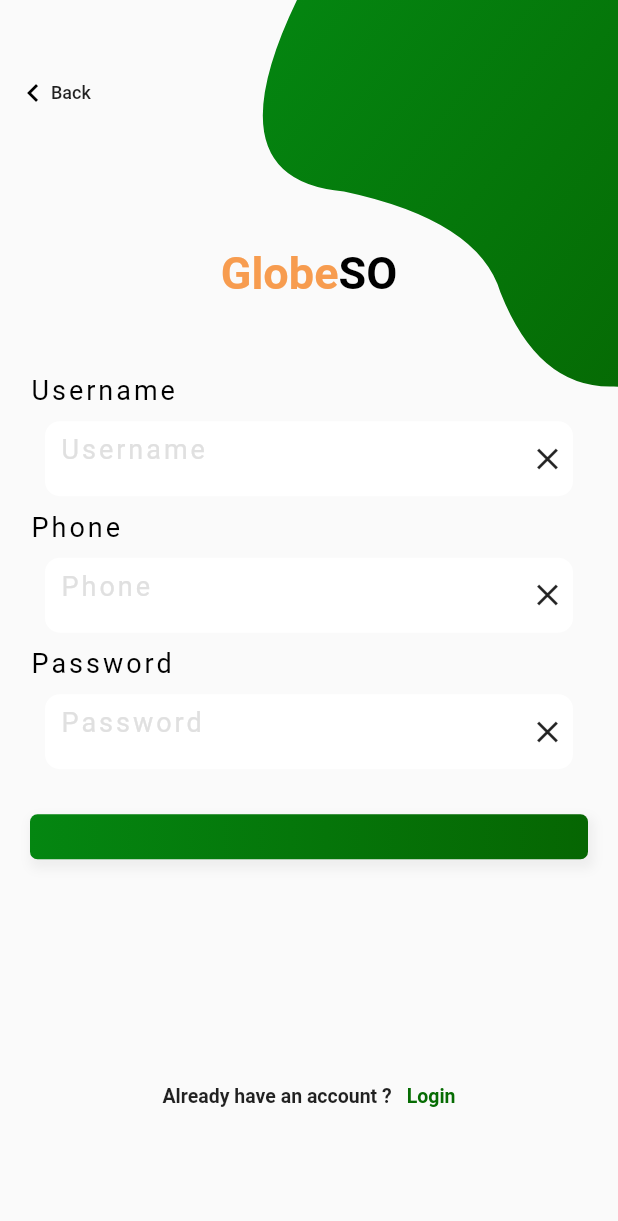
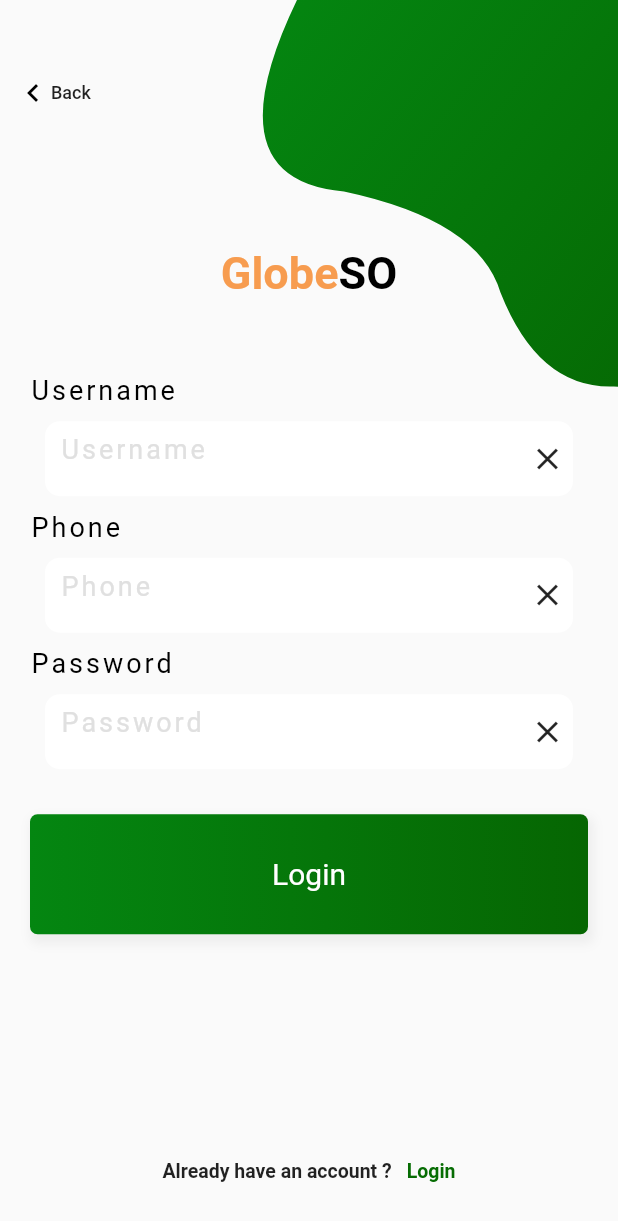
Before and after one commit to ITPC-Khmer/flutter-sdk, a Flutter app: the SignUpPage screen opened directly, on a phone screen of 412 x 824 dp. Shown: the top 1221 px of the screen. Run offline on Flutter 3.47's test engine with Material 2 defaults, Android fonts, the phone set to English and light mode, and no system bars; our stand-ins replace cached_network_image, get, google_fonts, image_picker, modal_bottom_sheet, rxdart and 1 more; accounts and stored records are empty.

```diff
--- a/lib/view/widget/helperWidget.dart
+++ b/lib/view/widget/helperWidget.dart
@@ -157,12 +157,12 @@ Widget gGlobeSOText() {
   );
 }
 
-Widget gSubmitButton({required String title,double? width,GestureTapCallback? onTap}) {
+Widget gSubmitButton({required String title,double? width,GestureTapCallback? onTap,double? height}) {
   return InkWell(
     onTap: onTap,
     child: Container(
       // width: MediaQuery.of(context).size.width,
-      height: 30,
+      height: height??80,
       width: width,
       padding: EdgeInsets.symmetric(vertical: 15),
       alignment: Alignment.center,
```
